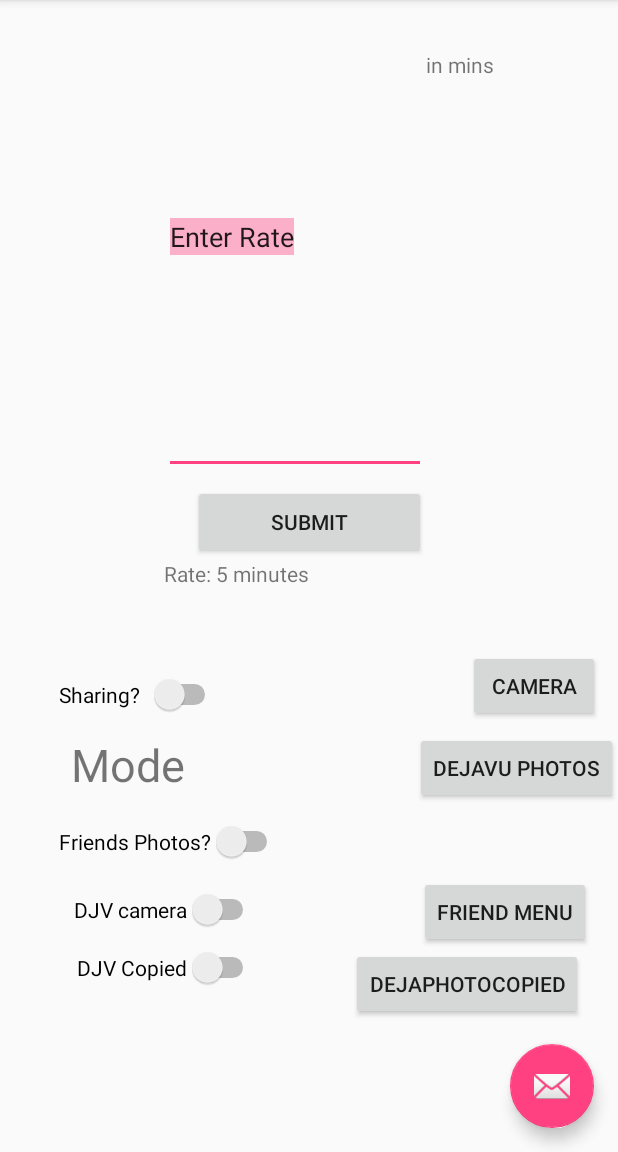
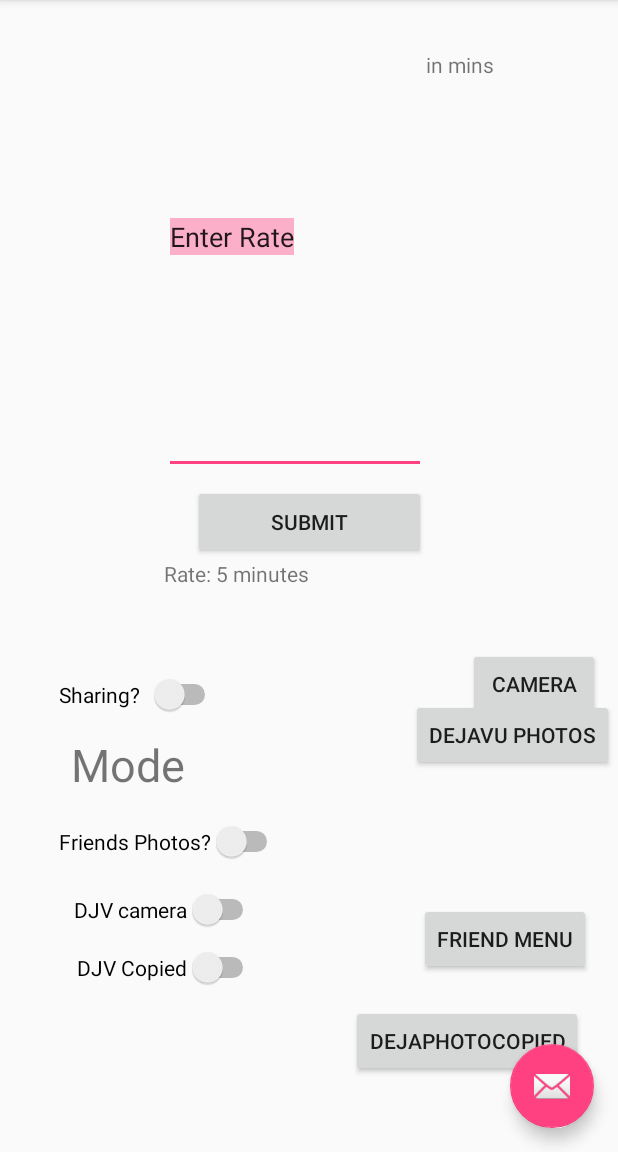
Before and after one commit to ahidalgo95/Software-Engineering-Project, an Android app: the screen it shows after launch (MainActivity), on a phone screen of 412 x 824 dp, the part 84-1236 px from its top. Run offline under Robolectric (Android 15) with nearby library versions, the phone set to English and light mode, and no system bars.

Commit message:
UI changes

```diff
--- a/app/src/main/res/layout/content_main.xml
+++ b/app/src/main/res/layout/content_main.xml
@@ -93,7 +93,7 @@
         android:text="Camera"
         app:layout_constraintBottom_toBottomOf="parent"
         app:layout_constraintTop_toTopOf="parent"
-        app:layout_constraintVertical_bias="0.602"
+        app:layout_constraintVertical_bias="0.6"
         tools:layout_constraintRight_creator="1"
         android:layout_marginRight="12dp"
         app:layout_constraintRight_toRightOf="parent" />
@@ -108,7 +108,8 @@
         android:layout_marginEnd="23dp"
         android:layout_marginRight="23dp"
         app:layout_constraintRight_toRightOf="parent"
-        app:layout_constraintTop_toBottomOf="@+id/FriendActivity" />
+        app:layout_constraintTop_toBottomOf="@+id/FriendActivity"
+        android:layout_marginTop="20dp" />
 
     <Switch
         android:id="@+id/switch1"
@@ -161,14 +162,14 @@
         tools:layout_constraintBottom_creator="1"
         app:layout_constraintBottom_toBottomOf="parent"
         tools:layout_constraintLeft_creator="1"
-        android:layout_marginBottom="136dp"
+        android:layout_marginBottom="118dp"
         app:layout_constraintHorizontal_bias="0.94" />
 
     <Button
         android:id="@+id/DejaVuPhotos"
         android:layout_width="wrap_content"
         android:layout_height="wrap_content"
-        android:layout_marginBottom="232dp"
+        android:layout_marginBottom="254dp"
         android:onClick="viewDejaVuPhotos"
         android:text="DejaVu Photos"
         app:layout_constraintBottom_toBottomOf="parent"
@@ -177,7 +178,7 @@
         tools:layout_constraintBottom_creator="1"
         tools:layout_constraintLeft_creator="1"
         tools:layout_constraintRight_creator="1"
-        app:layout_constraintHorizontal_bias="1.0" />
+        app:layout_constraintHorizontal_bias="0.991" />
 
     <Switch
         android:id="@+id/cameraSwitch"
```
